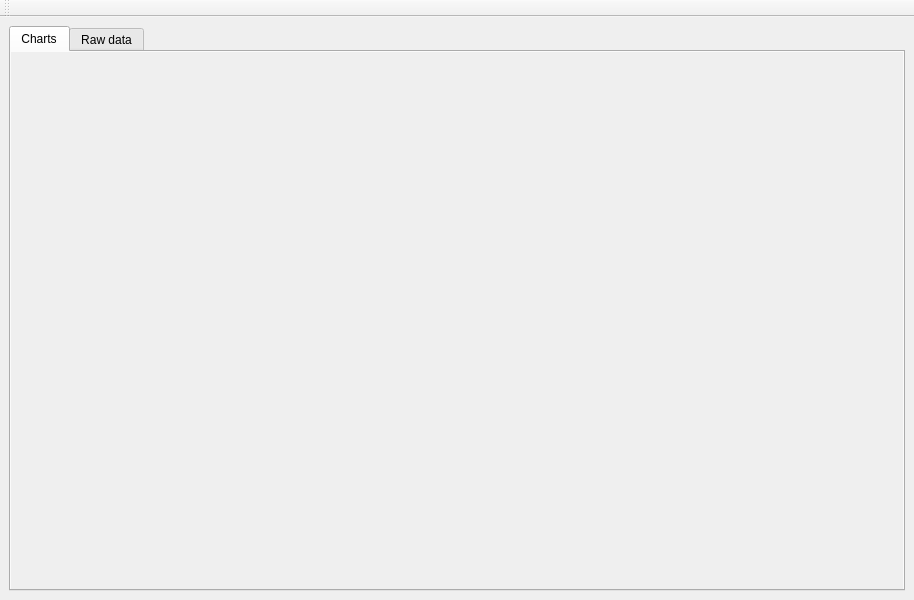
Qt form src/window_project.ui (mic90/SerialDataRecorder) before a commit.
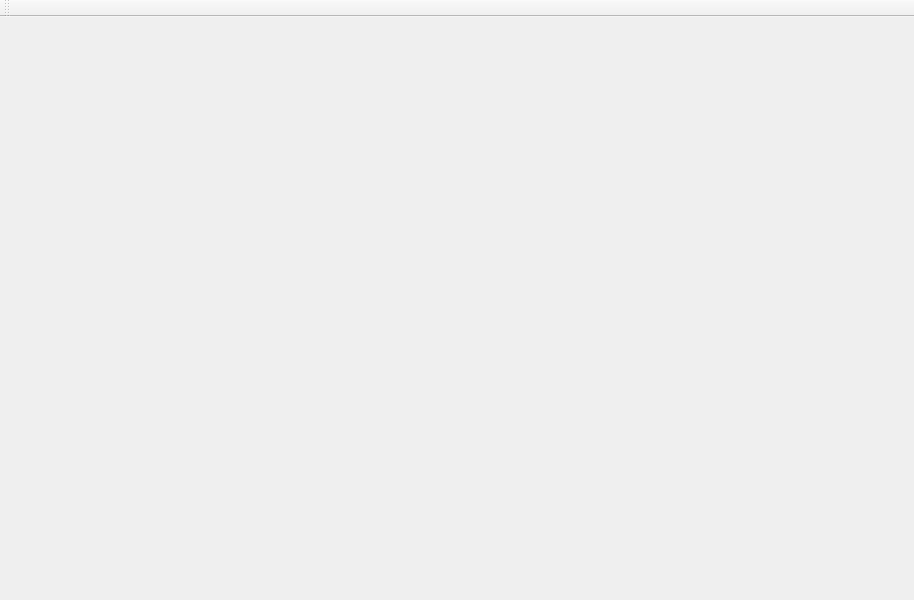
The same form after that commit. Icons and pictures are not drawn. Custom widgets are drawn as their Qt base class.

Commit message: Image exporting capability, data processing moved to separate thread, night/day mode

The edit to the form file:
```diff
--- a/src/window_project.ui
+++ b/src/window_project.ui
@@ -16,28 +16,6 @@
   <widget class="QWidget" name="centralwidget">
    <layout class="QVBoxLayout" name="verticalLayout">
     <property name="leftMargin">
-     <number>9</number>
-    </property>
-    <property name="topMargin">
-     <number>9</number>
-    </property>
-    <property name="rightMargin">
-     <number>9</number>
-    </property>
-    <property name="bottomMargin">
-     <number>9</number>
-    </property>
-    <item>
-     <widget class="QTabWidget" name="tabWidget">
-      <property name="currentIndex">
-       <number>0</number>
-      </property>
-      <widget class="QWidget" name="tab">
-       <attribute name="title">
-        <string>Charts</string>
-       </attribute>
-       <layout class="QVBoxLayout" name="verticalLayout_4">
-        <property name="leftMargin">
          <number>0</number>
         </property>
         <property name="topMargin">
@@ -68,20 +46,11 @@
             <rect>
              <x>0</x>
              <y>0</y>
-             <width>892</width>
-             <height>538</height>
+         <width>914</width>
+         <height>583</height>
             </rect>
            </property>
            <layout class="QVBoxLayout" name="scrollAreaLayout"/>
-          </widget>
-         </widget>
-        </item>
-       </layout>
-      </widget>
-      <widget class="QWidget" name="tab_2">
-       <attribute name="title">
-        <string>Raw data</string>
-       </attribute>
       </widget>
      </widget>
     </item>
```
Lines whose indentation alone changed are shown as unchanged. The commit also changes 276 other files.
